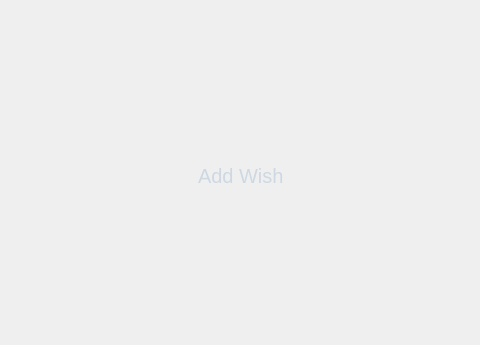
Above: src/wish.ui from elvisxiaozhi/True-Wish before the change; both pictures show x 176 to 656 and y 0 to 345 of the 834 by 444 pixel window. Below: the same form after it.
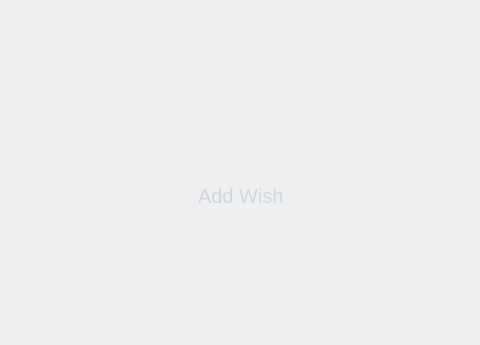
That is the form after the change.

Commit message: add delete wish list function

Diff of the .ui file:
```diff
--- a/src/wish.ui
+++ b/src/wish.ui
@@ -14,6 +14,22 @@
    <string>Form</string>
   </property>
   <layout class="QVBoxLayout" name="verticalLayout">
+   <item>
+    <spacer name="verticalSpacer_2">
+     <property name="orientation">
+      <enum>Qt::Vertical</enum>
+     </property>
+     <property name="sizeType">
+      <enum>QSizePolicy::Fixed</enum>
+     </property>
+     <property name="sizeHint" stdset="0">
+      <size>
+       <width>20</width>
+       <height>40</height>
+      </size>
+     </property>
+    </spacer>
+   </item>
    <item>
     <layout class="QHBoxLayout" name="horizontalLayout_2">
      <item>
```
The commit also changes 4 other files.
